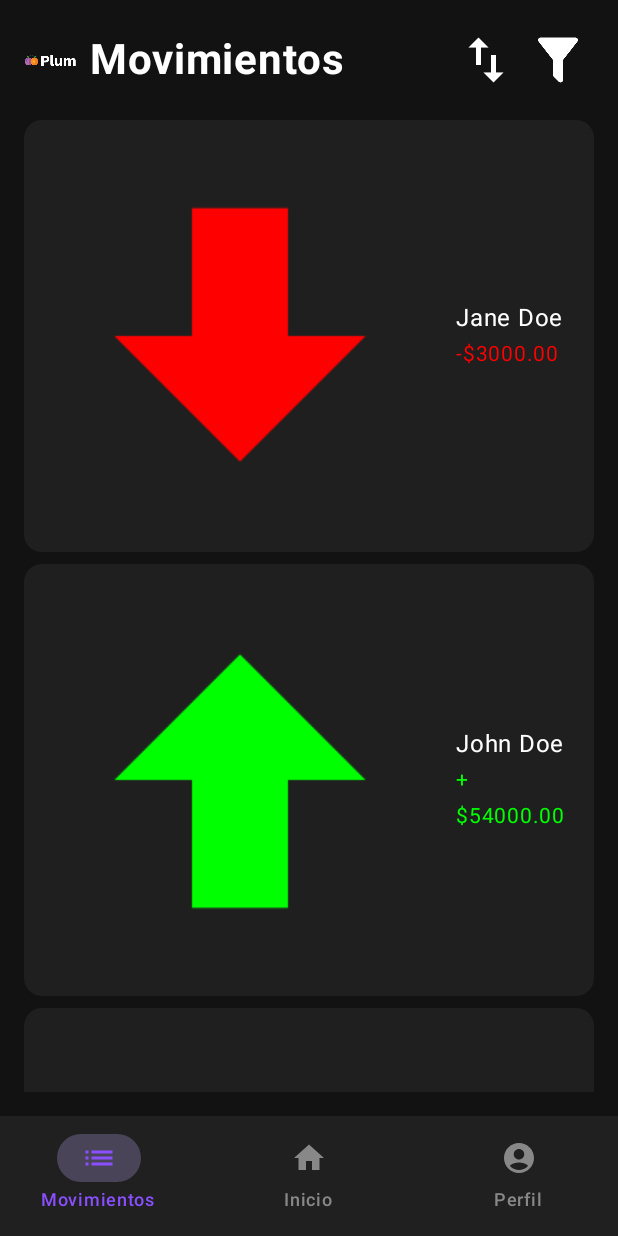
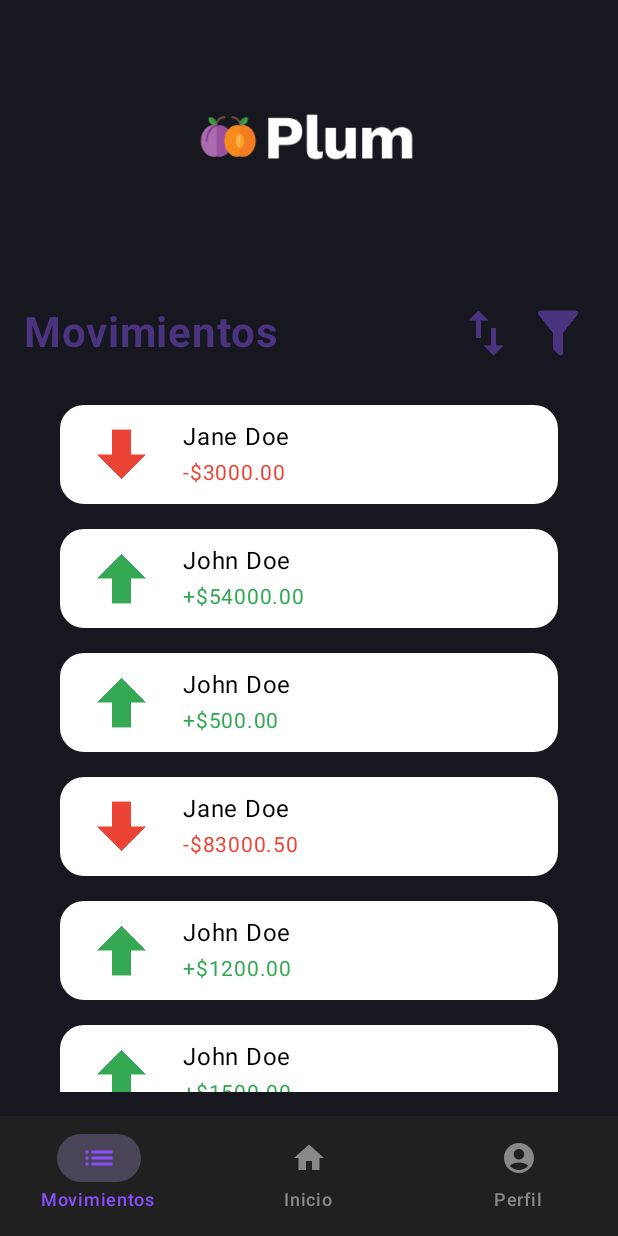
Before and after one commit to za0sec/tp3-hci, an Android app built with Jetpack Compose: the MovementsScreen screen opened through its navigation route, on a phone screen of 412 x 824 dp. Run offline under Robolectric (Android 15) with nearby library versions, the phone set to English and light mode, and no system bars.

Commit message:
changes in Movements.kt

```diff
--- a/app/src/main/java/com/example/app_grupo13/ui/screens/Movements.kt
+++ b/app/src/main/java/com/example/app_grupo13/ui/screens/Movements.kt
@@ -4,6 +4,7 @@ import androidx.compose.foundation.background
 import androidx.compose.foundation.layout.*
 import androidx.compose.foundation.lazy.LazyColumn
 import androidx.compose.foundation.lazy.items
+import androidx.compose.foundation.shape.RoundedCornerShape
 import androidx.compose.material3.*
 import androidx.compose.runtime.Composable
 import androidx.compose.ui.Alignment
@@ -22,14 +23,27 @@ fun MovementsScreen(navController: NavController) {
     Column(
         modifier = Modifier
             .fillMaxSize()
-            .background(Color(0xFF121212))
+            .background(Color(0xFF17171F))
     ) {
+        Box(
+            modifier = Modifier.fillMaxWidth().padding(16.dp),
+            contentAlignment = Alignment.Center
+
+        ){
+            Icon(
+                painter = painterResource(id = R.drawable.logo),
+                contentDescription = "Logo Plum",
+                modifier = Modifier.size(150.dp),
+                tint = Color.Unspecified // Deja el color original del ícono
+            )
+        }
+
         Column(
             modifier = Modifier
                 .weight(1f)
                 .padding(16.dp)
         ) {
-            // Encabezado con logo, texto y botones
+            // Encabezado con texto y botones (sin el logo)
             Row(
                 modifier = Modifier
                     .fillMaxWidth()
@@ -37,36 +51,25 @@ fun MovementsScreen(navController: NavController) {
                 verticalAlignment = Alignment.CenterVertically,
                 horizontalArrangement = Arrangement.SpaceBetween
             ) {
-                Row(
-                    verticalAlignment = Alignment.CenterVertically
-                ) {
-                    Icon(
-                        painter = painterResource(id = R.drawable.logo),
-                        contentDescription = "Logo Plum",
-                        modifier = Modifier.size(36.dp),
-                        tint = Color.Unspecified // Deja el color original del ícono
-                    )
-                    Spacer(modifier = Modifier.width(8.dp)) // Espaciado entre el logo y el texto
                 Text(
                     "Movimientos",
-                        color = Color.White,
+                    color = Color(0xFF4A347F),
                     fontSize = 28.sp,
                     fontWeight = FontWeight.Bold
                 )
-                }
                 Row {
                     IconButton(onClick = { /* Acción del botón ordenar */ }) {
                         Icon(
                             painter = painterResource(id = R.drawable.ic_sort),
                             contentDescription = "Ordenar",
-                            tint = Color.White
+                            tint = Color(0xFF4A347F)
                         )
                     }
                     IconButton(onClick = { /* Acción del botón filtrar */ }) {
                         Icon(
                             painter = painterResource(id = R.drawable.ic_filtro),
                             contentDescription = "Filtrar",
-                            tint = Color.White
+                            tint = Color(0xFF4A347F)
                         )
                     }
                 }
@@ -83,7 +86,7 @@ fun MovementsScreen(navController: NavController) {
             )
 
             LazyColumn(
-                verticalArrangement = Arrangement.spacedBy(8.dp)
+                verticalArrangement = Arrangement.spacedBy(0.5.dp)
             ) {
                 items(transactions) { transaction ->
                     TransactionCard(transaction)
@@ -102,20 +105,26 @@ data class Transaction(
 
 @Composable
 fun TransactionCard(transaction: Transaction) {
+    Box(
+        modifier = Modifier.fillMaxWidth().padding(horizontal = 16.dp)
+    ) {
         Card(
-        modifier = Modifier.fillMaxWidth(),
-        colors = CardDefaults.cardColors(containerColor = Color(0xFF1F1F1F))
+            modifier = Modifier.fillMaxWidth().padding(8.dp),
+            colors = CardDefaults.cardColors(containerColor = Color.White),
+            shape = RoundedCornerShape(16.dp)
+
         ) {
             Row(
                 modifier = Modifier
-                .padding(16.dp)
+                    .padding(vertical = 8.dp, horizontal = 16.dp)
                     .fillMaxWidth(),
                 verticalAlignment = Alignment.CenterVertically
             ) {
                 Icon(
                     painter = painterResource(id = if (transaction.amount < 0) R.drawable.arrow_down else R.drawable.arrow_up),
                     contentDescription = if (transaction.amount < 0) "Gasto" else "Ingreso",
-                tint = if (transaction.amount < 0) Color.Red else Color.Green
+                    tint = if (transaction.amount < 0) Color(0xFFEB4335) else Color(0xFF34A853),
+                    modifier = Modifier.size(50.dp)
                 )
 
                 Column(
@@ -125,7 +134,7 @@ fun TransactionCard(transaction: Transaction) {
                 ) {
                     Text(
                         text = transaction.name,
-                    color = Color.White,
+                        color = Color.Black,
                         fontSize = 16.sp
                     )
                     Text(
@@ -133,10 +142,11 @@ fun TransactionCard(transaction: Transaction) {
                             "-$${String.format("%.2f", -transaction.amount)}"
                         else
                             "+$${String.format("%.2f", transaction.amount)}",
-                    color = if (transaction.amount < 0) Color.Red else Color.Green,
+                        color = if (transaction.amount < 0) Color(0xFFEB4335) else Color(0xFF34A853),
                         fontSize = 14.sp
                     )
                 }
             }
         }
     }
+}
```
Lines whose indentation alone changed are shown as unchanged.
